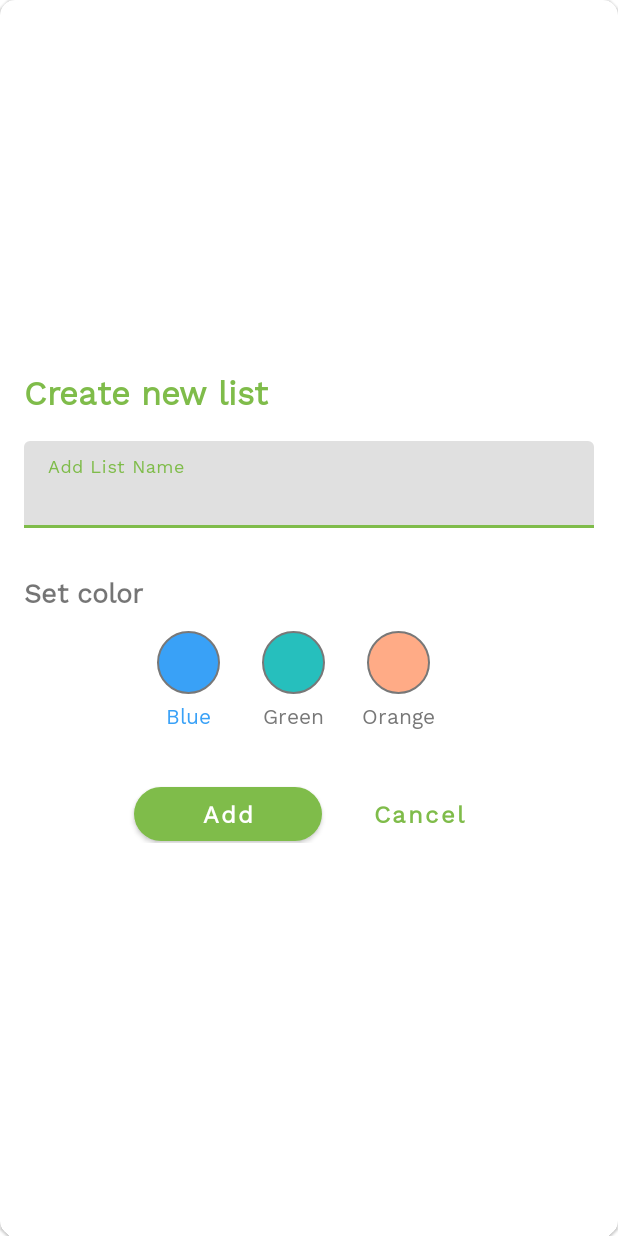
After one commit to ibrahim-ekinci/Sholist, an Android app: the layout dialog_newlist.xml on its own in the app's theme, with its tools: preview values and no code run, on a phone screen of 412 x 824 dp. The commit adds this screen. Run offline under Robolectric (Android 15) with nearby library versions, the phone set to English and light mode, and no system bars.

Commit message:
dialog_newlist.xml tasarımıyapıldı.

```diff
--- a/app/src/main/java/com/gloorystudio/sholist/view/main/MainFragment.kt
+++ b/app/src/main/java/com/gloorystudio/sholist/view/main/MainFragment.kt
@@ -1,15 +1,19 @@
 package com.gloorystudio.sholist.view.main
 
+import android.app.Dialog
 import android.os.Bundle
 import androidx.fragment.app.Fragment
 import android.view.LayoutInflater
 import android.view.View
 import android.view.ViewGroup
+import androidx.core.content.ContextCompat
 import androidx.databinding.DataBindingUtil
 import androidx.lifecycle.ViewModelProvider
+import androidx.lifecycle.observe
 import androidx.recyclerview.widget.LinearLayoutManager
 import com.gloorystudio.sholist.R
 import com.gloorystudio.sholist.adapter.ShoppingCardAdapter
+import com.gloorystudio.sholist.databinding.DialogNewlistBinding
 import com.gloorystudio.sholist.databinding.FragmentMainBinding
 import com.gloorystudio.sholist.model.Item
 import com.gloorystudio.sholist.model.ShoppingCard
@@ -39,6 +43,33 @@ class MainFragment : Fragment() {
 
     override fun onViewCreated(view: View, savedInstanceState: Bundle?) {
         super.onViewCreated(view, savedInstanceState)
+
+        binding.floatingActionButton.setOnClickListener {
+            var dialog =Dialog(requireContext())
+            var color=1
+            val dialogBinding = DialogNewlistBinding.inflate(LayoutInflater.from(requireContext()))
+            dialogBinding.llBlue.setOnClickListener {
+                color=1
+                dialogBinding.tvBlue.setTextColor(ContextCompat.getColor(requireContext(),R.color.card_bg1))
+                dialogBinding.tvGreen.setTextColor(ContextCompat.getColor(requireContext(),R.color.sho_gray))
+                dialogBinding.tvOrange.setTextColor(ContextCompat.getColor(requireContext(),R.color.sho_gray))
+            }
+            dialogBinding.llGreen.setOnClickListener {
+                color=2
+                dialogBinding.tvBlue.setTextColor(ContextCompat.getColor(requireContext(),R.color.sho_gray))
+                dialogBinding.tvGreen.setTextColor(ContextCompat.getColor(requireContext(),R.color.card_bg2))
+                dialogBinding.tvOrange.setTextColor(ContextCompat.getColor(requireContext(),R.color.sho_gray))
+            }
+            dialogBinding.llOrange.setOnClickListener {
+                color=3
+                dialogBinding.tvBlue.setTextColor(ContextCompat.getColor(requireContext(),R.color.sho_gray))
+                dialogBinding.tvGreen.setTextColor(ContextCompat.getColor(requireContext(),R.color.sho_gray))
+                dialogBinding.tvOrange.setTextColor(ContextCompat.getColor(requireContext(),R.color.card_bg3))
+            }
+            dialog.setContentView(dialogBinding.root)
+            dialog.window?.setBackgroundDrawableResource(android.R.color.transparent)
+            dialog.show()
+        }
 
         userList.add(User("1","Halil İbrahim","Ekinci","ibrahim","1"))
         userList.add(User("2","Yunus Emre","Bulut","yunusemre","2"))
--- /dev/null
+++ b/app/src/main/res/drawable/ovalblueshape.xml
@@ -0,0 +1,9 @@
+<?xml version="1.0" encoding="utf-8"?>
+<shape xmlns:android="http://schemas.android.com/apk/res/android"
+    android:shape="oval">
+    <solid android:color="@color/card_bg1"/>
+    <stroke
+        android:width="1dp"
+        android:color="@color/sho_gray"/>
+
+</shape>
--- /dev/null
+++ b/app/src/main/res/drawable/ovalgreenshape.xml
@@ -0,0 +1,9 @@
+<?xml version="1.0" encoding="utf-8"?>
+<shape xmlns:android="http://schemas.android.com/apk/res/android"
+    android:shape="oval">
+    <solid android:color="@color/card_bg2"/>
+    <stroke
+        android:width="1dp"
+        android:color="@color/sho_gray"/>
+
+</shape>
--- /dev/null
+++ b/app/src/main/res/drawable/ovalorangeshape.xml
@@ -0,0 +1,9 @@
+<?xml version="1.0" encoding="utf-8"?>
+<shape xmlns:android="http://schemas.android.com/apk/res/android"
+    android:shape="oval">
+    <solid android:color="@color/card_bg3"/>
+    <stroke
+        android:width="1dp"
+        android:color="@color/sho_gray"/>
+
+</shape>
--- /dev/null
+++ b/app/src/main/res/layout/dialog_newlist.xml
@@ -0,0 +1,214 @@
+<?xml version="1.0" encoding="utf-8"?>
+<layout
+    xmlns:android="http://schemas.android.com/apk/res/android"
+    xmlns:app="http://schemas.android.com/apk/res-auto"
+    >
+    <data>
+        <!--You don't even need to use this one, this is important/necessary for the inflate method -->
+
+    </data>
+    <androidx.constraintlayout.widget.ConstraintLayout
+        android:layout_width="match_parent"
+        android:layout_height="match_parent"
+        >
+
+        <com.google.android.material.card.MaterialCardView
+            android:layout_width="match_parent"
+            android:layout_height="match_parent"
+            android:layout_gravity="center"
+            android:clickable="true"
+            android:foreground="?android:attr/selectableItemBackground"
+            app:cardCornerRadius="10dp"
+
+            app:layout_constraintBottom_toBottomOf="parent"
+            app:layout_constraintEnd_toEndOf="parent"
+            app:layout_constraintStart_toStartOf="parent"
+            app:layout_constraintTop_toTopOf="parent">
+
+
+            <LinearLayout
+                android:layout_width="match_parent"
+                android:layout_height="match_parent"
+                android:layout_gravity="center"
+                android:layout_marginBottom="16dp"
+                android:gravity="center"
+                android:orientation="vertical">
+
+
+                <TextView
+                    android:id="@+id/tv_title"
+                    android:layout_width="match_parent"
+                    android:layout_height="wrap_content"
+                    android:layout_marginStart="16dp"
+                    android:layout_marginTop="16dp"
+                    android:layout_marginEnd="16dp"
+                    android:gravity="center|start|left|center_vertical"
+                    android:text="@string/add_list"
+                    android:textColor="@color/sho_green"
+                    android:textSize="22sp"
+                    android:textStyle="bold"
+                    app:layout_constraintEnd_toEndOf="parent"
+                    app:layout_constraintStart_toStartOf="parent"
+                    app:layout_constraintTop_toBottomOf="@+id/textView2" />
+
+                <com.google.android.material.textfield.TextInputLayout
+                    android:id="@+id/textInputLayout_list_name"
+                    android:layout_width="match_parent"
+                    android:layout_height="wrap_content"
+                    android:layout_marginStart="16dp"
+                    android:layout_marginTop="16dp"
+                    android:layout_marginEnd="16dp"
+                    android:hint="@string/add_list_name"
+                    app:errorEnabled="true"
+                    app:layout_constraintEnd_toEndOf="parent"
+                    app:layout_constraintStart_toStartOf="parent"
+                    app:layout_constraintTop_toBottomOf="@+id/textView3">
+
+                    <com.google.android.material.textfield.TextInputEditText
+
+                        android:id="@+id/et_list_name"
+                        android:layout_width="match_parent"
+                        android:layout_height="wrap_content"
+                        android:fontFamily="sans-serif-light"
+                        android:inputType="textEmailAddress"
+
+                        android:singleLine="true" />
+
+                </com.google.android.material.textfield.TextInputLayout>
+
+                <TextView
+                    android:id="@+id/tv_set_color"
+                    android:layout_width="match_parent"
+                    android:layout_height="wrap_content"
+                    android:layout_marginStart="16dp"
+                    android:layout_marginTop="8dp"
+                    android:layout_marginEnd="16dp"
+                    android:layout_marginBottom="8dp"
+                    android:gravity="center|start|left|center_vertical"
+                    android:text="@string/set_color"
+                    android:textSize="18sp"
+                    android:textStyle="bold"
+
+                    app:layout_constraintEnd_toEndOf="parent"
+                    app:layout_constraintStart_toStartOf="parent"
+                    app:layout_constraintTop_toBottomOf="@+id/textView2" />
+
+                <LinearLayout
+                    android:layout_width="match_parent"
+                    android:layout_height="wrap_content"
+                    android:layout_marginHorizontal="16dp"
+                    android:layout_marginBottom="16dp"
+                    android:gravity="center"
+                    android:orientation="horizontal">
+
+                    <LinearLayout
+                        android:id="@+id/ll_blue"
+                        android:layout_width="wrap_content"
+                        android:layout_height="wrap_content"
+                        android:orientation="vertical"
+                        android:layout_marginRight="20dp"
+                        android:gravity="center"
+                        >
+                        <com.google.android.material.imageview.ShapeableImageView
+                            android:layout_width="50dp"
+                            android:layout_height="50dp"
+                            android:padding="4dp"
+                            android:src="@drawable/ovalblueshape" />
+                        <TextView
+                            android:id="@+id/tv_blue"
+                            android:layout_width="wrap_content"
+                            android:layout_height="wrap_content"
+                            android:textColor="@color/card_bg1"
+                            android:text="Blue"/>
+                    </LinearLayout>
+
+                    <LinearLayout
+                        android:id="@+id/ll_green"
+                        android:layout_width="wrap_content"
+                        android:layout_height="wrap_content"
+                        android:orientation="vertical"
+                        android:layout_marginRight="20dp"
+                        android:gravity="center"
+                        >
+                        <com.google.android.material.imageview.ShapeableImageView
+                            android:layout_width="50dp"
+                            android:layout_height="50dp"
+
+                            android:padding="4dp"
+                            android:src="@drawable/ovalgreenshape" />
+                        <TextView
+                            android:id="@+id/tv_green"
+                            android:layout_width="wrap_content"
+                            android:layout_height="wrap_content"
+                            android:textColor="@color/sho_gray"
+                            android:text="Green"/>
+                    </LinearLayout>
+                    <LinearLayout
+                        android:id="@+id/ll_orange"
+                        android:layout_width="wrap_content"
+                        android:layout_height="wrap_content"
+                        android:orientation="vertical"
+                        android:layout_marginRight="20dp"
+                        android:gravity="center"
+                        >
+                        <com.google.android.material.imageview.ShapeableImageView
+                            android:layout_width="50dp"
+                            android:layout_height="50dp"
+                            android:padding="4dp"
+                            android:src="@drawable/ovalorangeshape" />
+                        <TextView
+                            android:id="@+id/tv_orange"
+                            android:layout_width="wrap_content"
+                            android:layout_height="wrap_content"
+                            android:textColor="@color/sho_gray"
+                            android:text="Orange"/>
+                    </LinearLayout>
+
+
+
+
+                </LinearLayout>
+
+                <LinearLayout
+                    android:layout_width="match_parent"
+                    android:layout_height="wrap_content"
+                    android:layout_marginStart="16dp"
+                    android:layout_marginEnd="16dp"
+                    android:gravity="center"
+                    android:orientation="horizontal">
+
+                    <com.google.android.material.button.MaterialButton
+                        android:id="@+id/btn_add"
+                        android:layout_width="wrap_content"
+                        android:layout_height="wrap_content"
+                        android:layout_marginTop="10dp"
+                        android:layout_marginRight="20dp"
+                        android:fontFamily="sans-serif-light"
+                        android:minWidth="125dp"
+                        android:text="@string/add"
+                        android:textAllCaps="false"
+                        android:textSize="16dp"
+                        android:textStyle="bold"
+                        app:cornerRadius="20dp" />
+
+                    <com.google.android.material.button.MaterialButton
+                        android:id="@+id/btn_cancel"
+                        style="@style/Widget.MaterialComponents.Button.TextButton"
+                        android:layout_width="wrap_content"
+                        android:layout_height="wrap_content"
+                        android:layout_marginTop="10dp"
+                        android:fontFamily="sans-serif-light"
+                        android:text="@string/cancel"
+                        android:textAllCaps="false"
+                        android:textSize="16dp"
+                        android:textStyle="bold"
+                        app:cornerRadius="20dp" />
+                </LinearLayout>
+
+            </LinearLayout>
+
+
+        </com.google.android.material.card.MaterialCardView>
+    </androidx.constraintlayout.widget.ConstraintLayout>
+
+</layout>
--- a/app/src/main/res/values/strings.xml
+++ b/app/src/main/res/values/strings.xml
@@ -34,4 +34,10 @@
     <string name="your_list_is_empty">Your List is Empty</string>
     <string name="create_list_add_them">Create list and add them to your trolley for an easier sholist experience.</string>
     <string name="items">%s Items</string>
+    <string name="loading">Loading</string>
+    <string name="add_list">Create new list</string>
+    <string name="cancel">Cancel</string>
+    <string name="add">Add</string>
+    <string name="add_list_name">Add List Name</string>
+    <string name="set_color">Set color</string>
 </resources>
```
